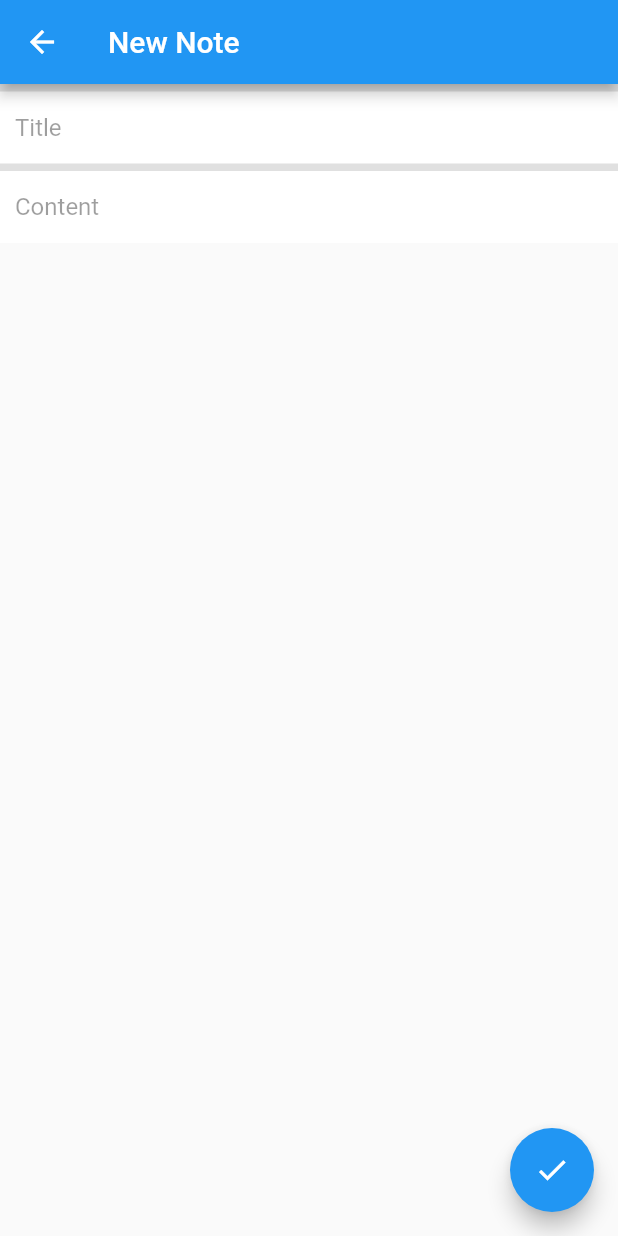
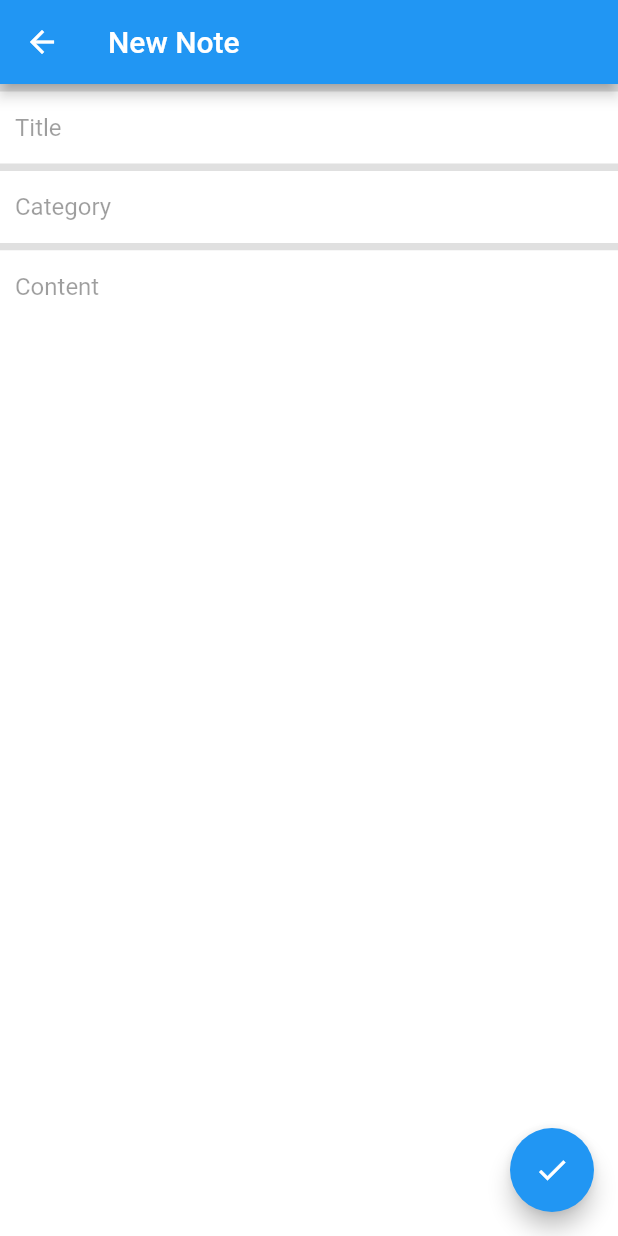
Before and after one commit to aburizalgh/final_project, a Flutter app: the NewNote screen opened directly, after a tap on the "check" icon, on a phone screen of 412 x 824 dp. Run offline on Flutter 3.47's test engine with Material 2 defaults, Android fonts, the light colour scheme and no system bars.

Commit message:
Update new_note_page.dart

```diff
--- a/secret_note/lib/page/new_note_page.dart
+++ b/secret_note/lib/page/new_note_page.dart
@@ -1,9 +1,35 @@
 import 'package:flutter/material.dart';
+import 'package:http/http.dart' as http;
 
-class NewNote extends StatelessWidget {
+class NewNote extends StatefulWidget {
+  List list;
+  int index;
+
+  NewNote({this.index, this.list});
+
+  @override
+  _NewNoteState createState() => _NewNoteState();
+}
+
+class _NewNoteState extends State<NewNote> {
+  TextEditingController controllerTitle;
+  TextEditingController controllerCategory;
+  TextEditingController controllerContent;
+
+  void addData() {
+    var url = "http://localhost/secret_note/adddata.php";
+
+    http.post(url, body: {
+      "title": controllerTitle.text,
+      "category": controllerCategory.text,
+      "content": controllerContent.text,
+    });
+  }
+
   @override
   Widget build(BuildContext context) {
     return Scaffold(
+      backgroundColor: Colors.white,
       appBar: AppBar(
         title: Text("New Note"),
       ),
@@ -23,7 +49,21 @@ class NewNote extends StatelessWidget {
                     border: InputBorder.none,
                     hintText: "Title",
                     hintStyle: TextStyle(color: Colors.black38)),
-                controller: TextEditingController(),
+                controller: controllerTitle,
+              ),
+            ),
+            Container(
+              decoration: BoxDecoration(
+                  color: Colors.white,
+                  border: Border(
+                      bottom: BorderSide(color: Colors.black12, width: 5))),
+              padding: EdgeInsets.fromLTRB(10, 0, 10, 0),
+              child: TextField(
+                decoration: InputDecoration(
+                    border: InputBorder.none,
+                    hintText: "Category",
+                    hintStyle: TextStyle(color: Colors.black38)),
+                controller: controllerCategory,
               ),
             ),
             Container(
@@ -36,15 +76,17 @@ class NewNote extends StatelessWidget {
                     border: InputBorder.none,
                     hintText: "Content",
                     hintStyle: TextStyle(color: Colors.black38)),
-                controller: TextEditingController(),
+                controller: controllerContent,
               ),
             ),
           ],
         ),
       ),
       floatingActionButton: FloatingActionButton(
-          onPressed: () => Navigator.of(context)
-              .push(MaterialPageRoute(builder: (context) => NewNote())),
+          onPressed: () {
+            addData();
+            Navigator.pop(context);
+          },
           child: Icon(Icons.check)),
     );
   }
```
